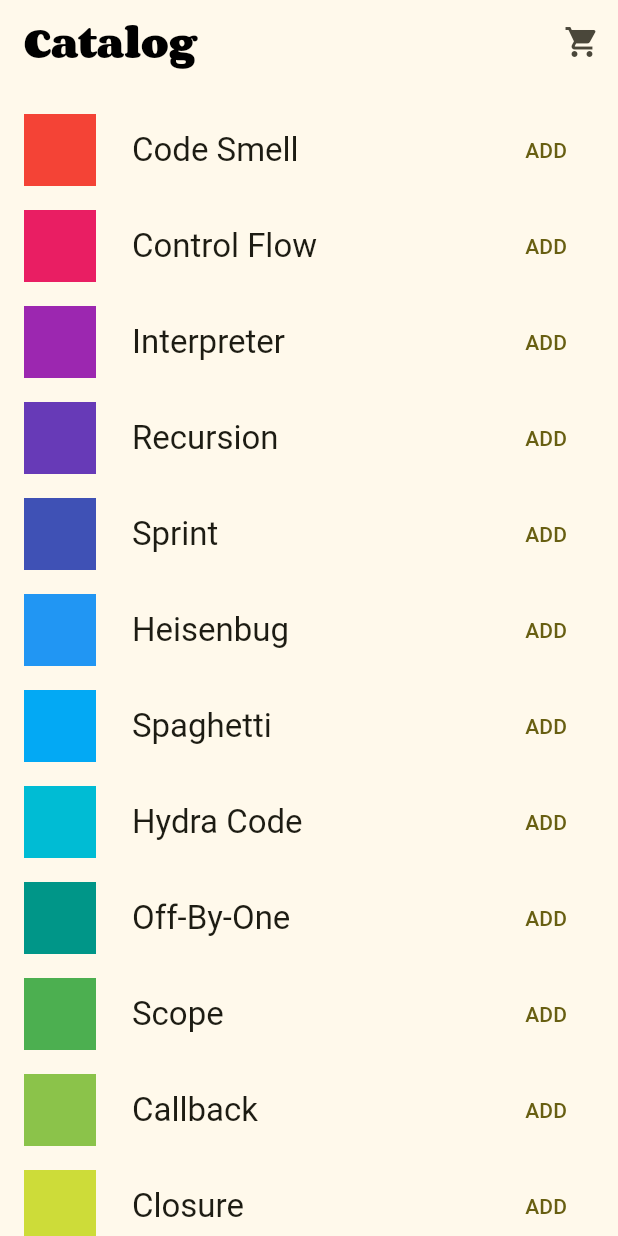
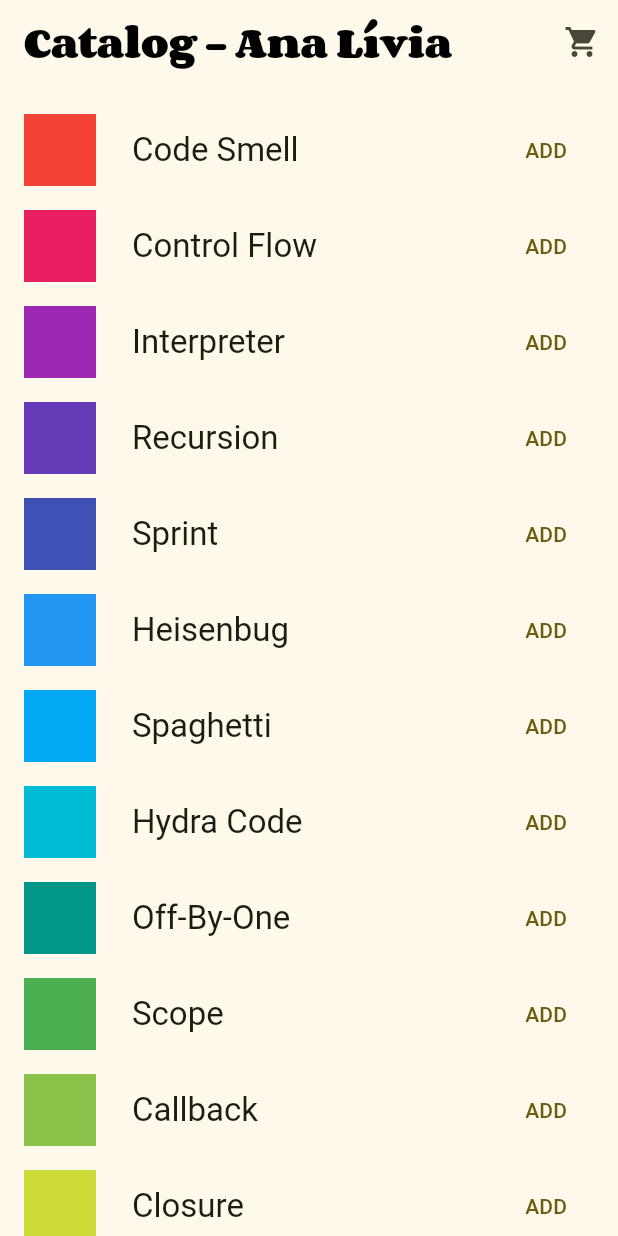
Before and after one commit to livia0oliveira/pdm2-242, a Flutter app: the screen it shows after launch, after a tap on "ENTER", on a phone screen of 412 x 824 dp. Run offline on Flutter 3.47's test engine with Material 3 defaults, Android fonts, the light colour scheme and no system bars; our stand-ins replace go_router, sqflite; missing offline and left inert: window_size; accounts and stored records are empty.

Commit message:
Update catalog.dart

```diff
--- a/atividades/atividade-08/lib/screens/catalog.dart
+++ b/atividades/atividade-08/lib/screens/catalog.dart
@@ -76,7 +76,7 @@ class _MyAppBar extends StatelessWidget {
   @override
   Widget build(BuildContext context) {
     return SliverAppBar(
-      title: Text('Catalog', style: Theme.of(context).textTheme.displayLarge),
+      title: Text('Catalog - Ana Lívia', style: Theme.of(context).textTheme.displayLarge),
       floating: true,
       actions: [
         IconButton(
```
